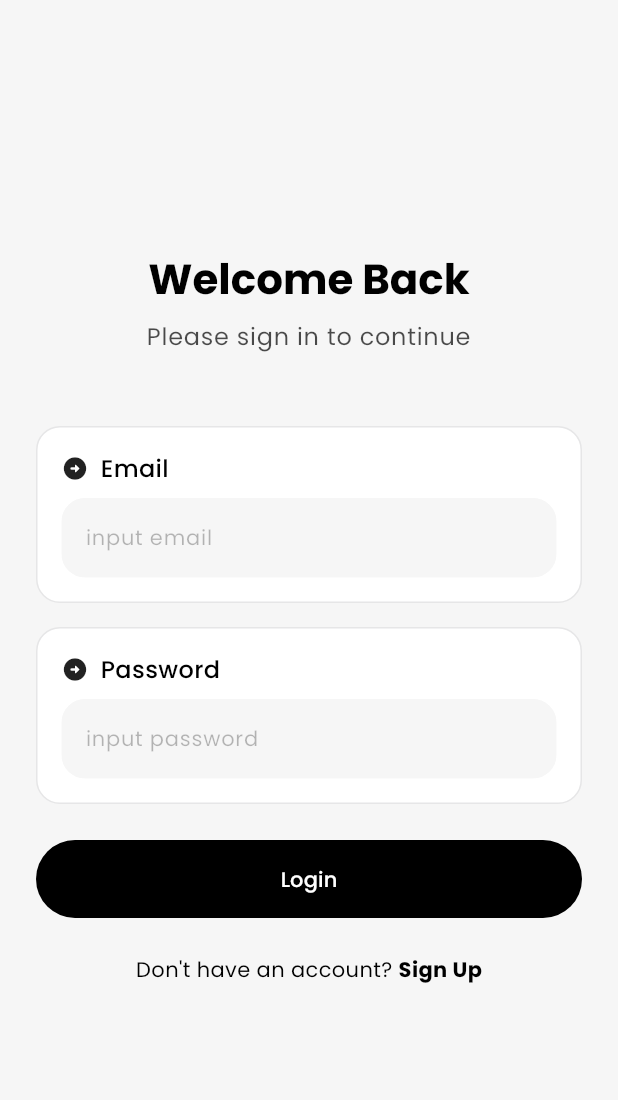
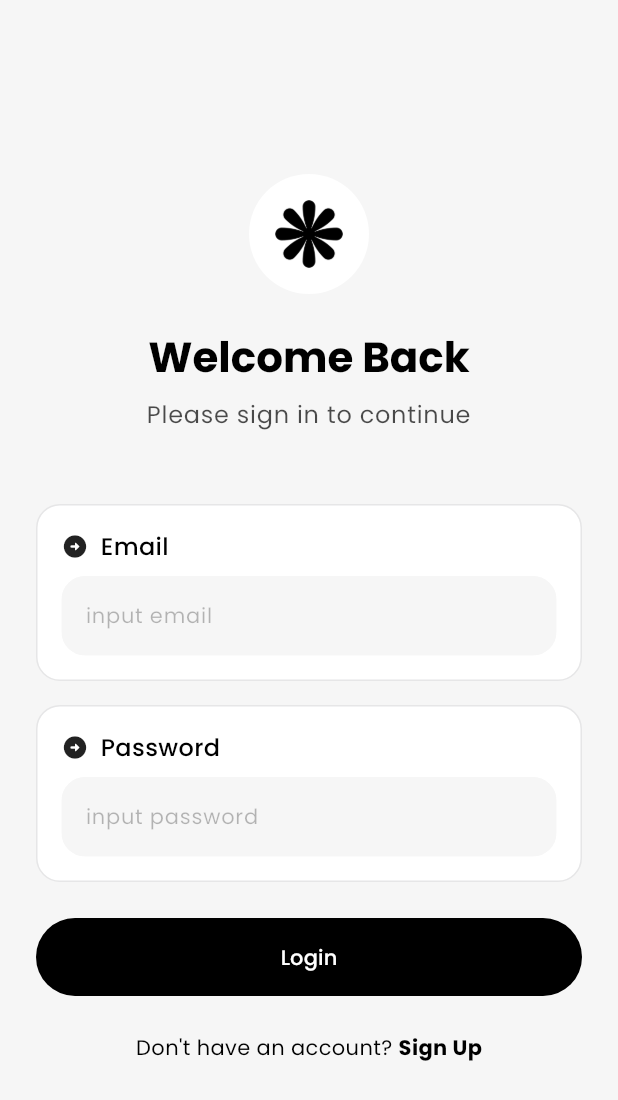
Before and after one commit to guizot/hris_app, a Flutter app: the LoginPage screen opened by its route, on a phone screen of 412 x 824 dp. Shown: the top 1100 px of the screen. Run offline on Flutter 3.47's test engine with Material 3 defaults, Android fonts, the phone set to English and light mode, and no system bars; our stand-ins replace flutter_svg, get_it, hive, hive_flutter, image_picker, shared_preferences; accounts and stored records are empty.

Commit message:
feat: Add logo to login and register pages and declare assets directory in pubspec.yaml.

```diff
--- a/lib/presentation/pages/auth/login_page.dart
+++ b/lib/presentation/pages/auth/login_page.dart
@@ -47,6 +47,17 @@ class _LoginPageState extends State<LoginPage> {
                   mainAxisAlignment: MainAxisAlignment.center,
                   crossAxisAlignment: CrossAxisAlignment.stretch,
                   children: [
+                    Center(
+                      child: ClipOval(
+                        child: Image.asset(
+                          'assets/images/logo.png',
+                          height: 80,
+                          width: 80,
+                          fit: BoxFit.cover,
+                        ),
+                      ),
+                    ),
+                    const SizedBox(height: 24),
                     Text(
                       'Welcome Back',
                       style: Theme.of(context).textTheme.headlineMedium?.copyWith(
--- a/pubspec.yaml
+++ b/pubspec.yaml
@@ -109,6 +109,7 @@ flutter:
     - assets/illustrations/Trip.svg
 
     - assets/illustrations/Packing.svg
+    - assets/images/
 
 
 flutter_launcher_icons:
```
Also changed, not shown: lib/presentation/pages/auth/register_page.dart (+11 -0 lines).
